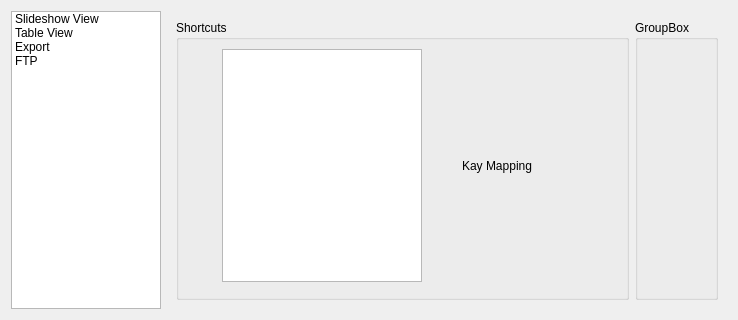
Qt form pyqt_designer/settings.ui (Hauptman-Woodward/Marco_Polo) before a commit.
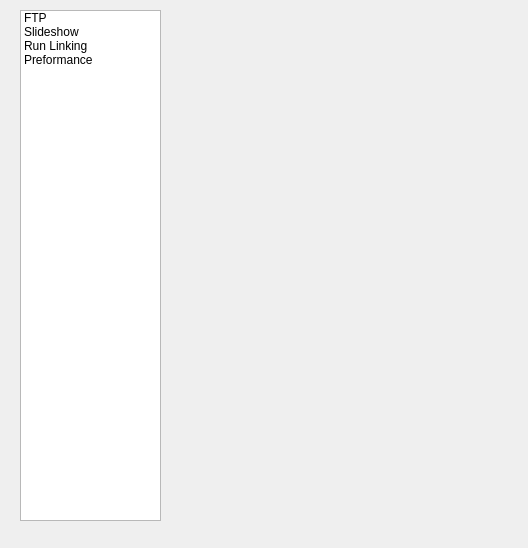
The same form after that commit. The open tabs and pages were chosen to show the change.

The edit to the form file:
```diff
--- a/pyqt_designer/settings.ui
+++ b/pyqt_designer/settings.ui
@@ -6,100 +6,69 @@
    <rect>
     <x>0</x>
     <y>0</y>
-    <width>738</width>
-    <height>320</height>
+    <width>528</width>
+    <height>548</height>
    </rect>
   </property>
   <property name="windowTitle">
    <string>Dialog</string>
   </property>
-  <layout class="QGridLayout" name="gridLayout">
-   <item row="0" column="0">
-    <widget class="QListWidget" name="listWidget">
-     <property name="maximumSize">
-      <size>
-       <width>150</width>
-       <height>16777215</height>
-      </size>
-     </property>
-     <item>
-      <property name="text">
-       <string>Slideshow View</string>
-      </property>
-     </item>
-     <item>
-      <property name="text">
-       <string>Table View</string>
-      </property>
-     </item>
-     <item>
-      <property name="text">
-       <string>Export</string>
-      </property>
-     </item>
-     <item>
-      <property name="text">
-       <string>FTP</string>
-      </property>
-     </item>
-    </widget>
+  <widget class="QListWidget" name="listWidget">
+   <property name="geometry">
+    <rect>
+     <x>20</x>
+     <y>10</y>
+     <width>141</width>
+     <height>511</height>
+    </rect>
+   </property>
+   <item>
+    <property name="text">
+     <string>FTP</string>
+    </property>
    </item>
-   <item row="0" column="1">
-    <widget class="QStackedWidget" name="stackedWidget">
-     <property name="currentIndex">
-      <number>1</number>
+   <item>
+    <property name="text">
+     <string>Slideshow</string>
+    </property>
+   </item>
+   <item>
+    <property name="text">
+     <string>Run Linking</string>
+    </property>
+   </item>
+   <item>
+    <property name="text">
+     <string>Preformance</string>
+    </property>
+   </item>
+  </widget>
+  <widget class="QStackedWidget" name="stackedWidget">
+   <property name="geometry">
+    <rect>
+     <x>180</x>
+     <y>20</y>
+     <width>291</width>
+     <height>451</height>
+    </rect>
+   </property>
+   <widget class="QWidget" name="ftp_settings"/>
+   <widget class="QWidget" name="slideshow_settings">
+    <widget class="QLabel" name="label">
+     <property name="geometry">
+      <rect>
+       <x>10</x>
+       <y>10</y>
+       <width>67</width>
+       <height>17</height>
+      </rect>
      </property>
-     <widget class="QWidget" name="page">
-      <layout class="QGridLayout" name="gridLayout_2">
-       <item row="0" column="1">
-        <widget class="QGroupBox" name="groupBox_2">
-         <property name="title">
-          <string>GroupBox</string>
-         </property>
-        </widget>
-       </item>
-       <item row="0" column="0">
-        <widget class="QGroupBox" name="groupBox">
-         <property name="title">
-          <string>Shortcuts</string>
-         </property>
-         <layout class="QGridLayout" name="gridLayout_3">
-          <item row="0" column="1">
-           <widget class="QLabel" name="label">
-            <property name="text">
-             <string>Kay Mapping</string>
-            </property>
-           </widget>
-          </item>
-          <item row="1" column="1">
-           <widget class="QWidget" name="widget" native="true">
-            <property name="maximumSize">
-             <size>
-              <width>120</width>
-              <height>30</height>
-             </size>
-            </property>
-           </widget>
-          </item>
-          <item row="0" column="0">
-           <widget class="QListWidget" name="listWidget_2">
-            <property name="maximumSize">
-             <size>
-              <width>200</width>
-              <height>16777215</height>
-             </size>
-            </property>
-           </widget>
-          </item>
-         </layout>
-        </widget>
-       </item>
-      </layout>
-     </widget>
-     <widget class="QWidget" name="page_2"/>
+     <property name="text">
+      <string>TextLabel</string>
+     </property>
     </widget>
-   </item>
-  </layout>
+   </widget>
+  </widget>
  </widget>
  <resources/>
  <connections/>
```
